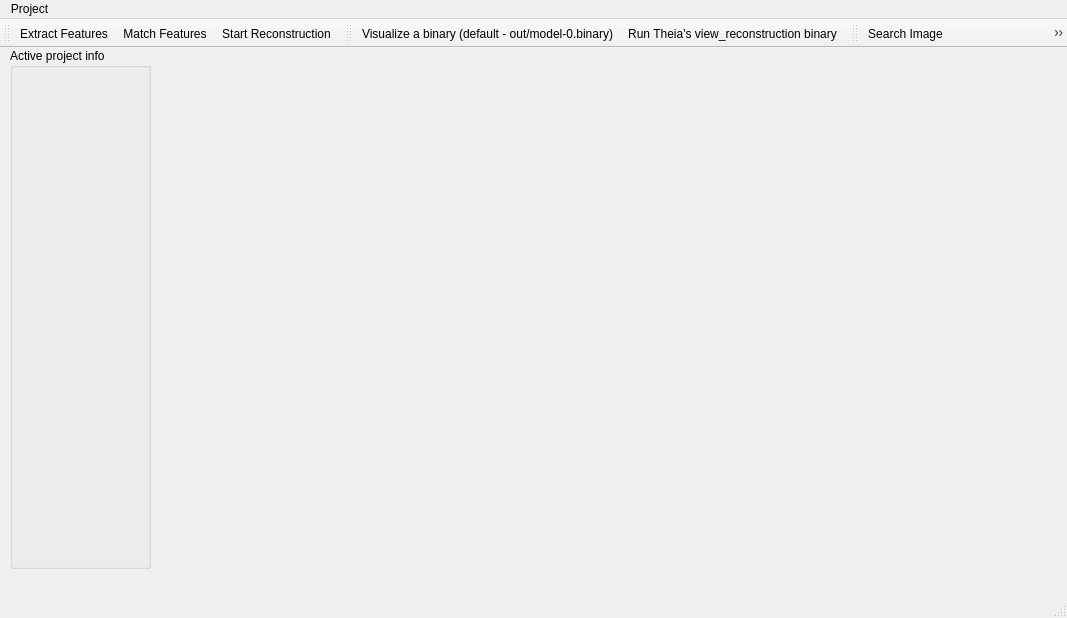
Qt form ui/mainwindow.ui (lybros/appa) before a commit.
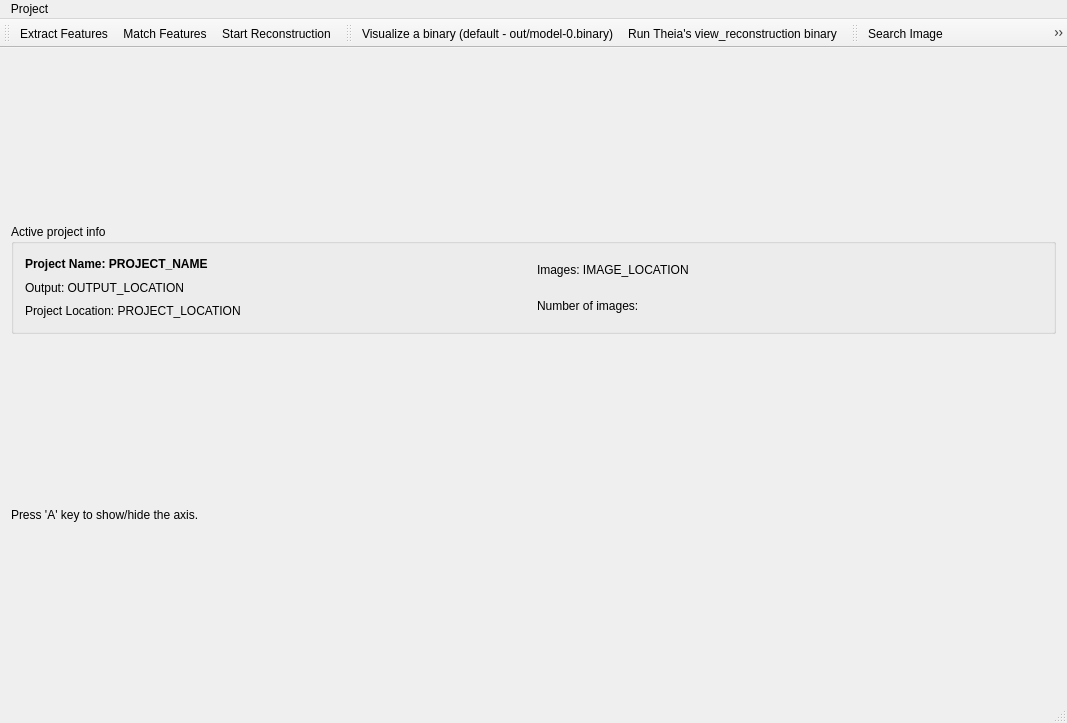
The same form after that commit.

Commit message: UI improvements (project info in GUI, etc)

What changed in the file:
```diff
--- a/ui/mainwindow.ui
+++ b/ui/mainwindow.ui
@@ -7,37 +7,113 @@
     <x>0</x>
     <y>0</y>
     <width>1067</width>
-    <height>618</height>
+    <height>723</height>
    </rect>
   </property>
   <property name="windowTitle">
    <string>MainWindow</string>
   </property>
   <widget class="QWidget" name="centralWidget">
-   <widget class="QGroupBox" name="groupBox">
-    <property name="geometry">
-     <rect>
-      <x>10</x>
-      <y>0</y>
-      <width>141</width>
-      <height>521</height>
-     </rect>
-    </property>
-    <property name="title">
-     <string>Active project info</string>
-    </property>
-   </widget>
-   <widget class="QWidget" name="horizontalLayoutWidget">
-    <property name="geometry">
-     <rect>
-      <x>160</x>
-      <y>10</y>
-      <width>891</width>
-      <height>511</height>
-     </rect>
-    </property>
-    <layout class="QHBoxLayout" name="sceneLayout"/>
-   </widget>
+   <layout class="QVBoxLayout" name="verticalLayout">
+    <item>
+     <widget class="QGroupBox" name="activeProjectInfo">
+      <property name="sizePolicy">
+       <sizepolicy hsizetype="Preferred" vsizetype="Preferred">
+        <horstretch>0</horstretch>
+        <verstretch>0</verstretch>
+       </sizepolicy>
+      </property>
+      <property name="minimumSize">
+       <size>
+        <width>0</width>
+        <height>110</height>
+       </size>
+      </property>
+      <property name="maximumSize">
+       <size>
+        <width>16777215</width>
+        <height>110</height>
+       </size>
+      </property>
+      <property name="title">
+       <string>Active project info</string>
+      </property>
+      <layout class="QHBoxLayout" name="horizontalLayout">
+       <item>
+        <layout class="QVBoxLayout" name="verticalLayout_2">
+         <item>
+          <widget class="QLabel" name="project_name_label">
+           <property name="font">
+            <font>
+             <weight>75</weight>
+             <bold>true</bold>
+            </font>
+           </property>
+           <property name="text">
+            <string>Project Name: PROJECT_NAME</string>
+           </property>
+          </widget>
+         </item>
+         <item>
+          <widget class="QLabel" name="output_location_label">
+           <property name="text">
+            <string>Output: OUTPUT_LOCATION</string>
+           </property>
+          </widget>
+         </item>
+         <item>
+          <widget class="QLabel" name="project_location_label">
+           <property name="text">
+            <string>Project Location: PROJECT_LOCATION</string>
+           </property>
+          </widget>
+         </item>
+        </layout>
+       </item>
+       <item>
+        <layout class="QVBoxLayout" name="verticalLayout_3">
+         <item>
+          <widget class="QLabel" name="images_location_label">
+           <property name="text">
+            <string>Images: IMAGE_LOCATION</string>
+           </property>
+          </widget>
+         </item>
+         <item>
+          <widget class="QLabel" name="number_images_label">
+           <property name="text">
+            <string>Number of images:</string>
+           </property>
+          </widget>
+         </item>
+        </layout>
+       </item>
+      </layout>
+     </widget>
+    </item>
+    <item>
+     <layout class="QHBoxLayout" name="sceneLayout"/>
+    </item>
+    <item>
+     <widget class="QLabel" name="label">
+      <property name="sizePolicy">
+       <sizepolicy hsizetype="Preferred" vsizetype="Minimum">
+        <horstretch>0</horstretch>
+        <verstretch>0</verstretch>
+       </sizepolicy>
+      </property>
+      <property name="maximumSize">
+       <size>
+        <width>16777215</width>
+        <height>20</height>
+       </size>
+      </property>
+      <property name="text">
+       <string>Press 'A' key to show/hide the axis.</string>
+      </property>
+     </widget>
+    </item>
+   </layout>
   </widget>
   <widget class="QMenuBar" name="menuBar">
    <property name="geometry">
```
The commit also changes 4 other files.
